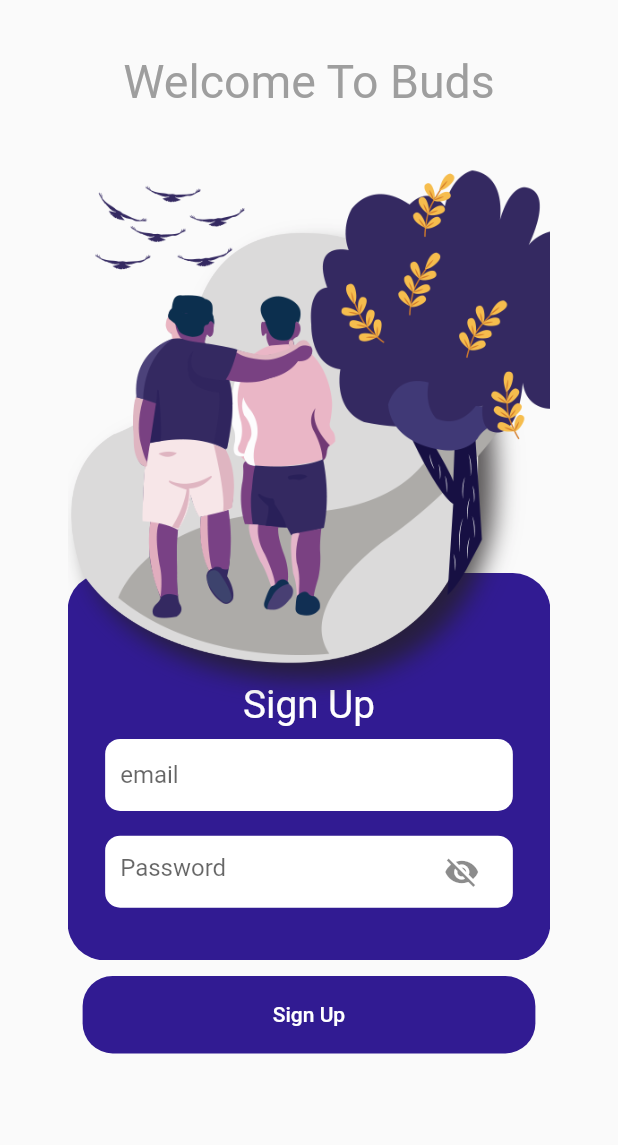
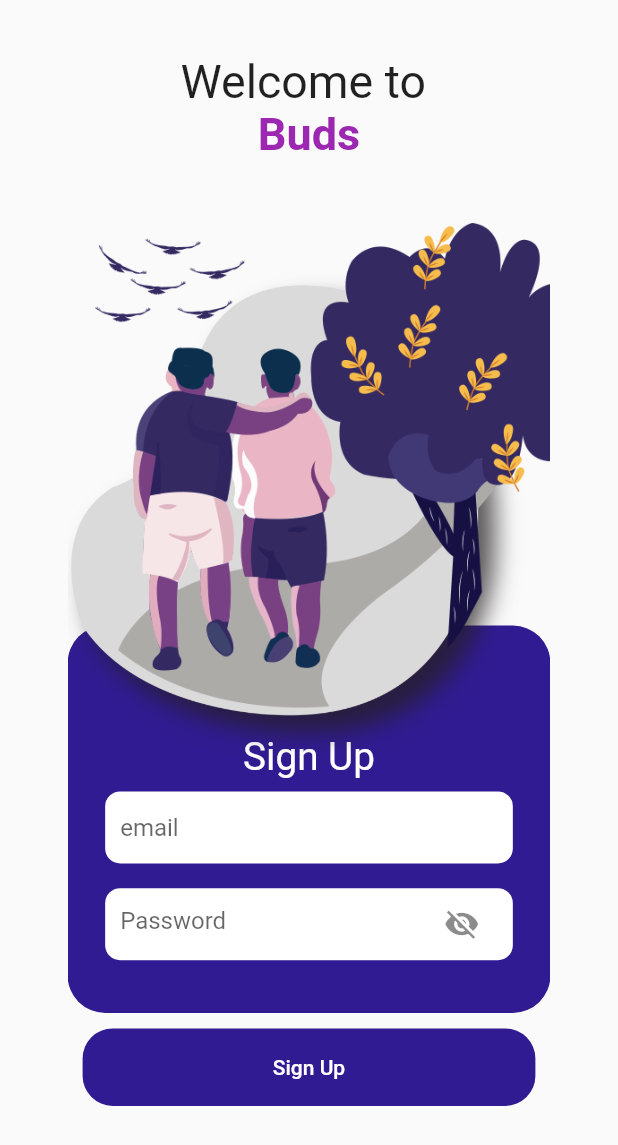
Before and after one commit to Appfactory1/Buds, a Flutter app: the screen it shows after launch, after a tap on "Don't Have an Account ?", on a phone screen of 412 x 824 dp. Shown: the top 1145 px of the screen. Run offline on Flutter 3.47's test engine with Material 2 defaults, Android fonts, the phone set to English and light mode, and no system bars; drawn by our look-alikes of animated_text_kit; our stand-ins replace cached_network_image, cloud_firestore, file, firebase_auth, firebase_storage, flutter_spinkit and 1 more; missing offline and left inert: dropdownfield, geocoder, multi_image_picker; accounts and stored records are empty; Roboto replaces fonts that are missing (Horizon).

Commit message:
done :angry:

```diff
--- a/lib/main.dart
+++ b/lib/main.dart
@@ -29,7 +29,7 @@ class MyApp extends StatelessWidget {
           primarySwatch: Colors.blue,
           visualDensity: VisualDensity.adaptivePlatformDensity,
         ),
-        home: _home());
+        home: _home()); //_home());
     // home: Extra(),
   }
 
--- a/lib/pages/login.dart
+++ b/lib/pages/login.dart
@@ -4,6 +4,8 @@ import 'package:chat_app/pages/home.dart';
 import 'package:chat_app/pages/signup.dart';
 import 'package:firebase_auth/firebase_auth.dart';
 import 'package:flutter/material.dart';
+
+import 'package:animated_text_kit/animated_text_kit.dart';
 
 import 'chat.dart';
 
@@ -13,6 +15,23 @@ class Login extends StatefulWidget {
 }
 
 class _LoginState extends State<Login> {
+  final colorizeColors = [
+    Colors.purple,
+    Colors.purple.shade100,
+    Colors.purple.shade200,
+    Colors.purple.shade300,
+    Colors.purple.shade400,
+    Colors.purple.shade500,
+    Colors.purple.shade600,
+    Colors.purple.shade700,
+    Colors.purple.shade800,
+    Colors.purple.shade900,
+  ];
+  final colorizeTextStyle = TextStyle(
+    fontSize: 30.0,
+    fontFamily: 'Horizon',
+    fontWeight: FontWeight.bold,
+  );
   final _scaffoldKey = GlobalKey<ScaffoldState>();
   String email;
   String password;
@@ -33,9 +52,24 @@ class _LoginState extends State<Login> {
           children: [
             SizedBox(height: height * 35),
             Center(
-                child: Text(
-              "Welcome To Buds",
-              style: TextStyle(color: Colors.grey, fontSize: height * 30),
+                child: Column(
+              children: [
+                Text(
+                  'Welcome to ',
+                  style: TextStyle(
+                    fontSize: height * 30.0,
+                    fontFamily: 'Horizon',
+                  ),
+                ),
+                AnimatedTextKit(animatedTexts: [
+                  ColorizeAnimatedText(
+                    'Buds',
+                    textStyle: colorizeTextStyle,
+                    colors: colorizeColors,
+                    speed: Duration(milliseconds: 200),
+                  ),
+                ]),
+              ],
             )),
             //SizedBox(height: 280),
             Padding(
--- a/lib/pages/signup.dart
+++ b/lib/pages/signup.dart
@@ -4,6 +4,7 @@ import 'package:chat_app/pages/home.dart';
 import 'package:cloud_firestore/cloud_firestore.dart';
 import 'package:firebase_auth/firebase_auth.dart';
 import 'package:flutter/material.dart';
+import 'package:animated_text_kit/animated_text_kit.dart';
 
 import 'login.dart';
 
@@ -13,6 +14,23 @@ class SignUp extends StatefulWidget {
 }
 
 class _SignUpState extends State<SignUp> {
+  final colorizeColors = [
+    Colors.purple,
+    Colors.purple.shade100,
+    Colors.purple.shade200,
+    Colors.purple.shade300,
+    Colors.purple.shade400,
+    Colors.purple.shade500,
+    Colors.purple.shade600,
+    Colors.purple.shade700,
+    Colors.purple.shade800,
+    Colors.purple.shade900,
+  ];
+  final colorizeTextStyle = TextStyle(
+    fontSize: 30.0,
+    fontFamily: 'Horizon',
+    fontWeight: FontWeight.bold,
+  );
   String email = "";
   String password = "";
   bool visible = true;
@@ -34,10 +52,23 @@ class _SignUpState extends State<SignUp> {
           children: [
             SizedBox(height: height * 35),
             Center(
-                child: Text(
-              "Welcome To Buds",
-              style: TextStyle(color: Colors.grey, fontSize: height * 30),
-            )),
+                child: Column(children: [
+              Text(
+                'Welcome to ',
+                style: TextStyle(
+                  fontSize: height * 30.0,
+                  fontFamily: 'Horizon',
+                ),
+              ),
+              AnimatedTextKit(animatedTexts: [
+                ColorizeAnimatedText(
+                  'Buds',
+                  textStyle: colorizeTextStyle,
+                  colors: colorizeColors,
+                  speed: Duration(milliseconds: 200),
+                ),
+              ])
+            ])),
             //SizedBox(height: 280),
             Padding(
               padding: EdgeInsets.symmetric(horizontal: (45.0 * width)),
--- a/pubspec.yaml
+++ b/pubspec.yaml
@@ -32,6 +32,7 @@ dependencies:
   file: ^5.0.4
   geolocator: ^5.3.2+2
   image_picker: ^0.6.7+12
+  animated_text_kit: ^3.1.2
   cloud_firestore: ^0.13.4+2
   firebase_core: ^0.4.4
   firebase_auth: ^0.15.5+3
```
Also changed, not shown: lib/pages/buds.dart (+88 -6 lines), lib/pages/extra.dart (+39 -23 lines), pubspec.lock.
